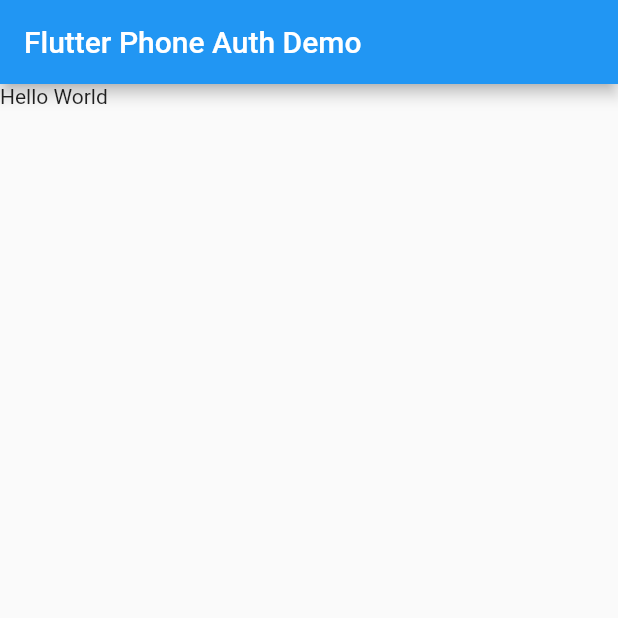
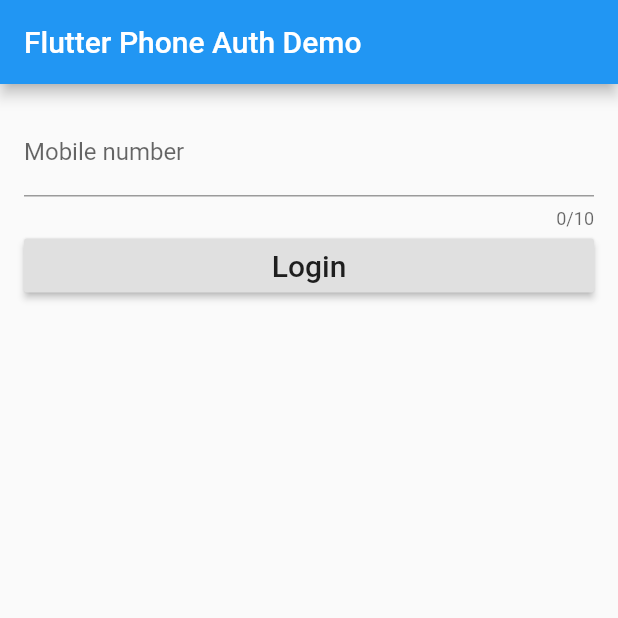
Before and after one commit to sriharsha1507/expt_flutter_login_demo_phone_auth, a Flutter app: the screen it shows after launch, on a phone screen of 412 x 824 dp, the top half of it. Run offline on Flutter 3.47's test engine with Material 2 defaults, Android fonts, the phone set to English and light mode, and no system bars.

Commit message:
*Added mobile number field using form widget with mobile number validation *maxlength count display should be removed from UI

```diff
--- a/lib/LoginPage.dart
+++ b/lib/LoginPage.dart
@@ -1,4 +1,5 @@
 import 'package:flutter/material.dart';
+import 'package:flutter/services.dart';
 
 class LoginPage extends StatefulWidget {
   @override
@@ -6,12 +7,57 @@ class LoginPage extends StatefulWidget {
 }
 
 class _LoginPageState extends State<LoginPage> {
+  final formKey = GlobalKey<FormState>();
+
+  String _mobileNumber;
+
+  void validateAndSave() {
+    final form = formKey.currentState;
+    if (form.validate()) {
+      form.save();
+      print("Form is valid  $_mobileNumber");
+    } else {
+      print("Form is invalid");
+    }
+  }
+
   @override
   Widget build(BuildContext context) {
     return Scaffold(
       appBar: AppBar(title: new Text('Flutter Phone Auth Demo')),
       body: new Container(
-        child: Text("Hello World"),
+        padding: EdgeInsets.all(16.0),
+        child: Form(
+          key: formKey,
+          child: Column(
+            crossAxisAlignment: CrossAxisAlignment.stretch,
+            children: <Widget>[
+              new TextFormField(
+                decoration: new InputDecoration(labelText: 'Mobile number'),
+                inputFormatters: [WhitelistingTextInputFormatter.digitsOnly],
+                keyboardType: TextInputType.phone,
+                validator: (number) {
+                  if (number.isEmpty) {
+                    return 'Mobile number cannot be empty';
+                  } else if (number.length < 10) {
+                    return 'Mobile number is invalid';
+                  } else {
+                    return null;
+                  }
+                },
+                maxLength: 10,
+                onSaved: (value) => _mobileNumber = value,
+              ),
+              new RaisedButton(
+                child: new Text(
+                  'Login',
+                  style: new TextStyle(fontSize: 20.0),
+                ),
+                onPressed: validateAndSave,
+              )
+            ],
+          ),
+        ),
       ),
     );
   }
```
